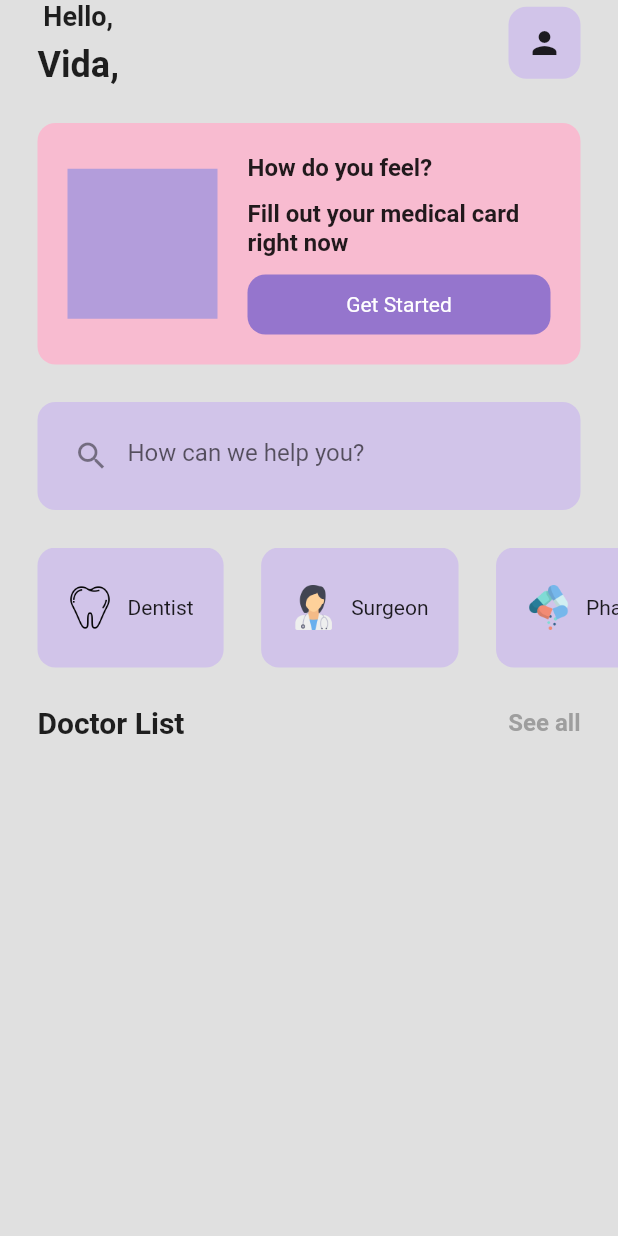
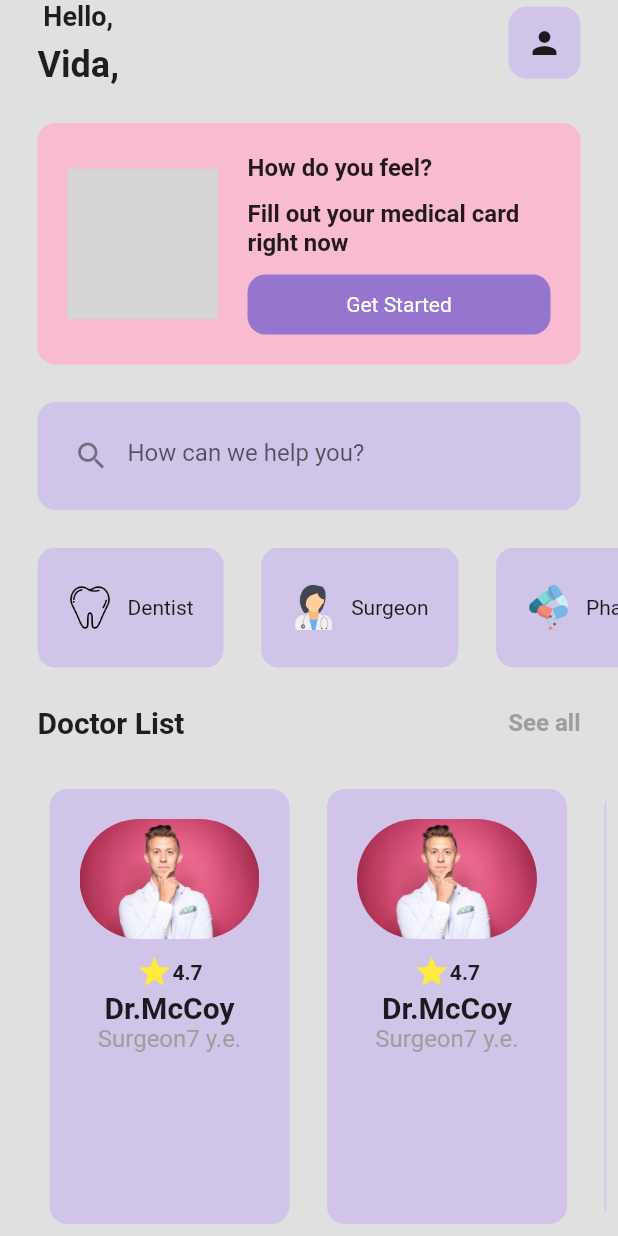
Before and after one commit to vidamohammadi/firstflutterproject, a Flutter app: the screen it shows after launch, on a phone screen of 412 x 824 dp. Run offline on Flutter 3.47's test engine with Material 2 defaults, Android fonts, the phone set to English and light mode, and no system bars; our stand-ins replace lottie; network calls fail; grey boxes are pictures that could not be loaded.

Commit message:
add Lottie to pubspec.yaml and add animation to home page

```diff
--- a/lib/pages/home_page.dart
+++ b/lib/pages/home_page.dart
@@ -1,4 +1,6 @@
+import 'package:firstflutterproject/util/doctor_card.dart';
 import 'package:flutter/material.dart';
+import 'package:lottie/lottie.dart';
 
 import '../util/category_card.dart';
 
@@ -55,9 +57,9 @@ class _HomePageState extends State<HomePage> {
               ),
               const SizedBox(height: 25),
               Padding(
-                padding: const EdgeInsets.symmetric(horizontal: 25.0),
+                padding: EdgeInsets.symmetric(horizontal: 25.0),
                 child: Container(
-                  padding: const EdgeInsets.all(20),
+                  padding: EdgeInsets.all(20),
                   decoration: BoxDecoration(
                       color: Colors.pink[100],
                       borderRadius: BorderRadius.circular(12)),
@@ -65,9 +67,9 @@ class _HomePageState extends State<HomePage> {
                     Container(
                       height: 100,
                       width: 100,
-                      color: Colors.deepPurple[200],
+                      child: Lottie.network('https://assets3.lottiefiles.com/private_files/lf30_tul1qoqd.json'),
                     ),
-                    const SizedBox(
+                     SizedBox(
                       width: 20,
                     ),
                     Expanded(
@@ -173,7 +175,37 @@ class _HomePageState extends State<HomePage> {
                   ],
                 ),
               ),
-              SizedBox(height: 25,),
+              const SizedBox(height: 25,),
+
+              Expanded(
+                  child: Padding(
+                    padding: const EdgeInsets.all(8.0),
+                    child: ListView(
+                      scrollDirection: Axis.horizontal,
+                      children: [
+                        DoctorCard(
+                          doctorImagePath: 'assets/images/doctor1.jpg',
+                          rating:'4.7',
+                          doctorName:'Dr.McCoy',
+                          doctorProfession:'Surgeon'
+                        ),
+                        DoctorCard(
+                          doctorImagePath: 'assets/images/doctor1.jpg',
+                          rating:'4.7',
+                          doctorName:'Dr.McCoy',
+                          doctorProfession:'Surgeon'
+                        ),
+                        DoctorCard(
+                          doctorImagePath: 'assets/images/doctor1.jpg',
+                          rating:'4.7',
+                          doctorName:'Dr.McCoy',
+                          doctorProfession:'Surgeon'
+                        ),
+                      ],
+                    ),
+                  )
+              )
+
             ],
           ),
         ));
--- /dev/null
+++ b/lib/util/doctor_card.dart
@@ -0,0 +1,74 @@
+import 'package:flutter/material.dart';
+
+class DoctorCard extends StatelessWidget {
+  final String doctorImagePath;
+  final String rating;
+  final String doctorName;
+  final String doctorProfession;
+
+  DoctorCard({
+    required this.doctorImagePath,
+    required this.rating,
+    required this.doctorName,
+    required this.doctorProfession,
+  });
+
+  @override
+  Widget build(BuildContext context) {
+    return Padding(
+      padding: const EdgeInsets.only(left: 25.0),
+      child: Container(
+        padding: const EdgeInsets.all(20),
+        decoration: BoxDecoration(
+          borderRadius: BorderRadius.circular(12),
+          color: Colors.deepPurple[100],
+        ),
+        child: Center(
+          child: Column(
+            children: [
+              ClipRRect(
+                borderRadius: BorderRadius.circular(60),
+                child: Image.asset(
+                  doctorImagePath,
+                  height: 80,
+                ),
+              ),
+              SizedBox(
+                height: 10,
+              ),
+              Row(
+                children:  [
+                  Icon(
+                    Icons.star,
+                    color: Colors.yellow,
+                  ),
+                  Text(
+                    rating,
+                    style: TextStyle(fontWeight: FontWeight.bold),
+                  ),
+                ],
+              ),
+
+               Text(
+                doctorName,
+                style: TextStyle(
+                    fontWeight: FontWeight.bold,
+                    fontSize: 20
+                ),
+              ),
+
+               Text(
+                doctorProfession + '7 y.e.',
+                style: TextStyle(
+                    fontSize: 16,
+                    color: Colors.grey
+                ),
+              ),
+            ],),
+
+        ),
+
+      ),
+    );
+  }
+}
--- a/pubspec.yaml
+++ b/pubspec.yaml
@@ -36,6 +36,7 @@ dependencies:
   # The following adds the Cupertino Icons font to your application.
   # Use with the CupertinoIcons class for iOS style icons.
   cupertino_icons: ^1.0.2
+  lottie: ^2.3.2
   flutter_svg: ^0.17.4
 dev_dependencies:
   flutter_test:
```
Also changed, not shown: pubspec.lock.
